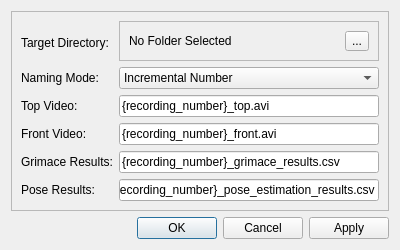
This is ui/DConfigureVideoFiles.ui in ETHZ-INS/Grimace-Box-Recorder as Qt 5 draws it before an edit. The edited form follows.
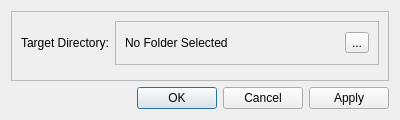
This is the edited form.

What changed in the file:
```diff
--- a/ui/DConfigureVideoFiles.ui
+++ b/ui/DConfigureVideoFiles.ui
@@ -7,7 +7,7 @@
     <x>0</x>
     <y>0</y>
     <width>400</width>
-    <height>250</height>
+    <height>120</height>
    </rect>
   </property>
   <property name="sizePolicy">
@@ -19,13 +19,13 @@
   <property name="minimumSize">
    <size>
     <width>400</width>
-    <height>250</height>
+    <height>120</height>
    </size>
   </property>
   <property name="maximumSize">
    <size>
     <width>800</width>
-    <height>250</height>
+    <height>120</height>
    </size>
   </property>
   <property name="windowTitle">
@@ -86,88 +86,6 @@
         </layout>
        </widget>
       </item>
-      <item row="1" column="0">
-       <widget class="QLabel" name="label">
-        <property name="text">
-         <string>Naming Mode:</string>
-        </property>
-       </widget>
-      </item>
-      <item row="1" column="1">
-       <widget class="QComboBox" name="dpd_naming_mode">
-        <item>
-         <property name="text">
-          <string>Incremental Number</string>
-         </property>
-        </item>
-        <item>
-         <property name="text">
-          <string>Start Time</string>
-         </property>
-        </item>
-        <item>
-         <property name="text">
-          <string>Custom Template</string>
-         </property>
-        </item>
-       </widget>
-      </item>
-      <item row="2" column="0">
-       <widget class="QLabel" name="label_3">
-        <property name="text">
-         <string>Top Video:</string>
-        </property>
-       </widget>
-      </item>
-      <item row="2" column="1">
-       <widget class="QLineEdit" name="txt_template_top">
-        <property name="text">
-         <string>{recording_number}_top.avi</string>
-        </property>
-       </widget>
-      </item>
-      <item row="3" column="0">
-       <widget class="QLabel" name="label_2">
-        <property name="text">
-         <string>Front Video:</string>
-        </property>
-       </widget>
-      </item>
-      <item row="3" column="1">
-       <widget class="QLineEdit" name="txt_template_front">
-        <property name="text">
-         <string>{recording_number}_front.avi</string>
-        </property>
-       </widget>
-      </item>
-      <item row="4" column="0">
-       <widget class="QLabel" name="label_5">
-        <property name="text">
-         <string>Grimace Results:</string>
-        </property>
-       </widget>
-      </item>
-      <item row="4" column="1">
-       <widget class="QLineEdit" name="txt_template_grimace">
-        <property name="text">
-         <string>{recording_number}_grimace_results.csv</string>
-        </property>
-       </widget>
-      </item>
-      <item row="5" column="0">
-       <widget class="QLabel" name="label_6">
-        <property name="text">
-         <string>Pose Results:</string>
-        </property>
-       </widget>
-      </item>
-      <item row="5" column="1">
-       <widget class="QLineEdit" name="txt_template_pose">
-        <property name="text">
-         <string>{recording_number}_pose_estimation_results.csv</string>
-        </property>
-       </widget>
-      </item>
      </layout>
     </widget>
    </item>
```
